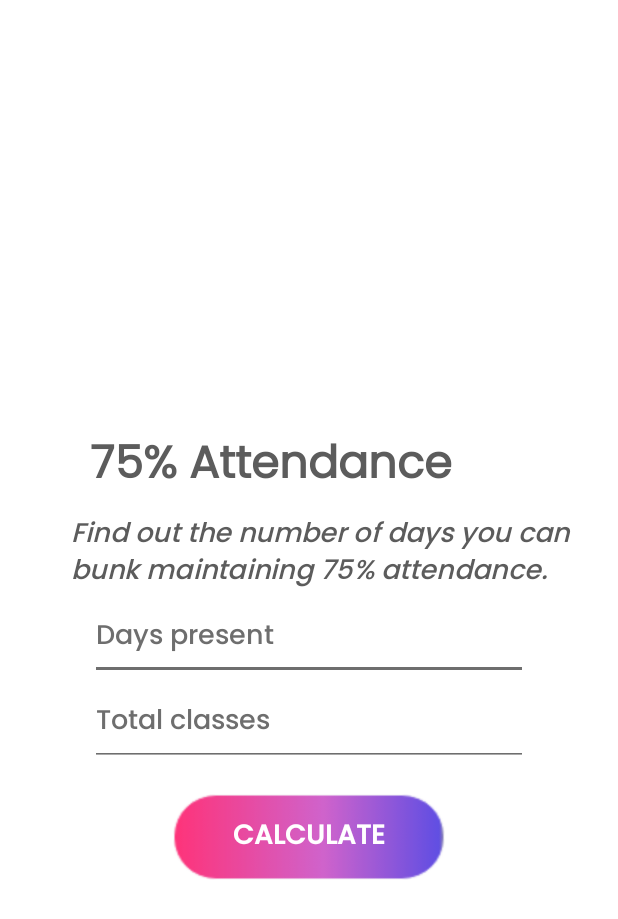
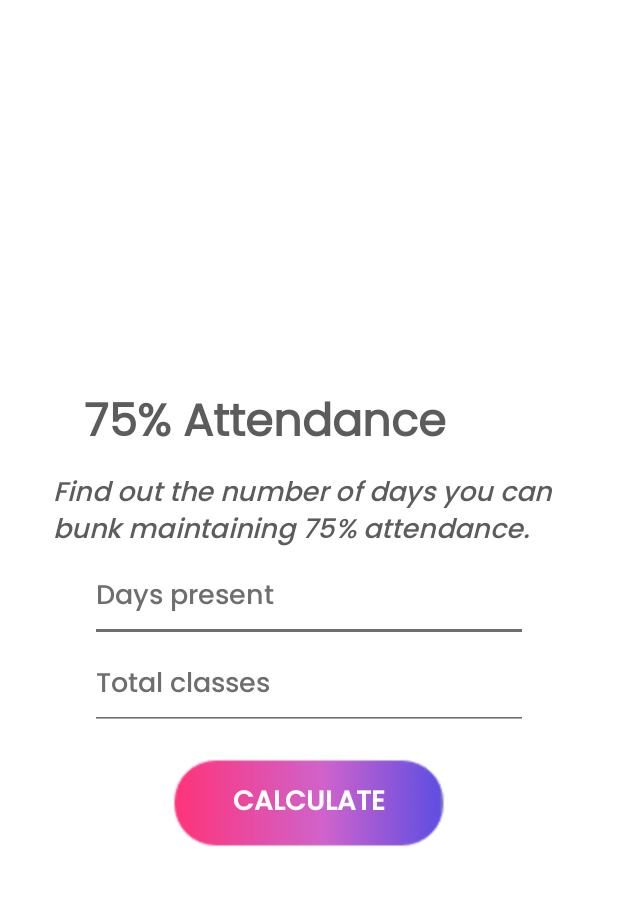
Before and after one commit to Maniii97/Attendance_Calculator, an Android app: the screen it shows after launch (MainActivity), on a phone screen of 412 x 824 dp. Shown: the top 919 px of the screen. Run offline under Robolectric (Android 15) with nearby library versions, the phone set to English and light mode, and no system bars.

Commit message:
fixed few bugs and ui

```diff
--- a/app/src/main/AndroidManifest.xml
+++ b/app/src/main/AndroidManifest.xml
@@ -11,6 +11,11 @@
         android:supportsRtl="true"
         android:theme="@style/Theme.AttendanceCalculator"
         tools:targetApi="31">
+
+        <meta-data
+            android:name="com.samsung.android.deviceidservice.support"
+            android:value="true" />
+
         <activity
             android:name=".ResultDialog"
             android:exported="false" />
--- a/app/src/main/java/com/example/attendancecalculator/MainActivity.kt
+++ b/app/src/main/java/com/example/attendancecalculator/MainActivity.kt
@@ -11,8 +11,6 @@ import kotlin.math.floor
 
 class MainActivity : AppCompatActivity() {
     override fun onCreate(savedInstanceState: Bundle?) {
-
-
         super.onCreate(savedInstanceState)
         setContentView(R.layout.activity_main)
 
@@ -33,8 +31,6 @@ class MainActivity : AppCompatActivity() {
                     .toInt() < presentcls.text.toString().toInt()) {
                 Toast.makeText(this, "Please Enter a Valid Input", Toast.LENGTH_LONG).show()
             }
-
-
             else {
                 val presentc = presentcls.text.toString().toInt()
                 val totalc = totalcls.text.toString().toInt()
@@ -53,8 +49,6 @@ class MainActivity : AppCompatActivity() {
                     it.putExtra("Extra_required", required)
                     it.putExtra("Extra_Bunk", bunk)
                     startActivity(it)
-
-
                 }
             }
         }
--- a/app/src/main/res/layout/activity_main.xml
+++ b/app/src/main/res/layout/activity_main.xml
@@ -5,55 +5,29 @@
     android:layout_width="match_parent"
     android:layout_height="match_parent"
     android:orientation="vertical"
+    android:layout_gravity="center"
+    android:gravity="center"
     android:weightSum="10">
-
-
-    <LinearLayout
-        android:layout_width="match_parent"
-        android:layout_height="0dp"
-        android:layout_weight="1"
-        android:orientation="horizontal">
-
-        <View
-            android:layout_width="0dp"
-            android:layout_height="match_parent"
-            android:layout_weight="0.5"></View>
-
-
-        <View
-            android:layout_width="0dp"
-            android:layout_height="match_parent"
-            android:layout_weight="8.5"></View>
-    </LinearLayout>
-
-    <View
-        android:layout_width="match_parent"
-        android:layout_height="0dp"
-        android:layout_weight="1.5"></View>
 
 
     <LinearLayout
         android:id="@+id/ai_player_name_layout"
         android:layout_width="match_parent"
         android:layout_height="0dp"
+        android:layout_gravity="center"
+        android:gravity="center"
         android:layout_marginLeft="20dp"
-        android:layout_marginTop="10dp"
         android:layout_marginRight="20dp"
-        android:layout_marginBottom="10dp"
         android:layout_weight="5.5"
         android:orientation="vertical"
         android:weightSum="10">
 
-        <View
-            android:layout_width="0dp"
-            android:layout_height="0dp"
-            android:layout_weight="2"></View>
 
         <TextView
             android:layout_width="match_parent"
             android:layout_height="0dp"
             android:layout_gravity="center_vertical"
-            android:layout_marginLeft="40dp"
+            android:layout_marginLeft="36dp"
             android:layout_weight="1.3"
             android:fontFamily="@font/poppins_regular"
             android:gravity="center_vertical"
@@ -62,17 +36,17 @@
             android:textColor="#5C5C5C"
             android:textSize="30dp"
 
-            android:textStyle="bold"></TextView>
+            android:textStyle="bold" />
 
         <View
             android:layout_width="match_parent"
-            android:layout_height="5dp"></View>
+            android:layout_height="5dp" />
 
         <TextView
             android:layout_width="wrap_content"
             android:layout_height="wrap_content"
             android:layout_gravity="center_vertical"
-            android:layout_marginLeft="27dp"
+            android:layout_marginLeft="15dp"
             android:fontFamily="@font/poppins_medium"
             android:gravity="center_vertical"
             android:text="Find out the number of days you can bunk maintaining 75% attendance."
@@ -80,12 +54,12 @@
             android:textColor="#5C5C5C"
             android:textSize="18sp"
 
-            android:textStyle="italic"></TextView>
+            android:textStyle="italic" />
 
         <View
             android:layout_width="match_parent"
             android:layout_height="0dp"
-            android:layout_weight="0"></View>
+            android:layout_weight="0" />
 
         <EditText
             android:id="@+id/presentcls"
@@ -103,7 +77,7 @@
             android:singleLine="true"
             android:textColor="#5C5C5C"
             android:textColorHint="#6E6E6E"
-            android:textSize="18dp"></EditText>
+            android:textSize="18dp" />
 
         <EditText
             android:id="@+id/totalcls"
@@ -121,13 +95,13 @@
             android:singleLine="true"
             android:textColor="#5C5C5C"
             android:textColorHint="#6E6E6E"
-            android:textSize="18dp"></EditText>
+            android:textSize="18dp" />
 
 
         <View
             android:layout_width="match_parent"
             android:layout_height="0dp"
-            android:layout_weight="0.5"></View>
+            android:layout_weight="0.5" />
 
         <androidx.appcompat.widget.AppCompatButton
             android:id="@+id/btnCalculate"
@@ -147,17 +121,11 @@
             android:textStyle="bold" />
 
 
-        <View
-            android:layout_width="match_parent"
-            android:layout_height="0dp"
-            android:layout_weight="2"></View>
 
 
     </LinearLayout>
 
-    <View
-        android:layout_width="match_parent"
-        android:layout_height="0dp"
-        android:layout_weight="2"></View>
+
+
 
 </LinearLayout>
```
Also changed, not shown: app/build.gradle (+6 -3 lines), app/src/main/java/com/example/attendancecalculator/ResultDialog.kt (+33 -36 lines), app/src/main/res/drawable/whitebox.xml (deleted, +0 -8 lines), app/src/main/res/layout/activity_result_dialog.xml (+14 -17 lines), app/src/main/res/layout/result_dialog0.xml (+19 -19 lines), app/src/main/res/layout/result_dialog1.xml (+14 -15 lines), app/src/main/res/layout/result_dialog2.xml (+16 -17 lines), app/src/main/res/layout/result_dialog3.xml (+14 -15 lines), 1 other file.
